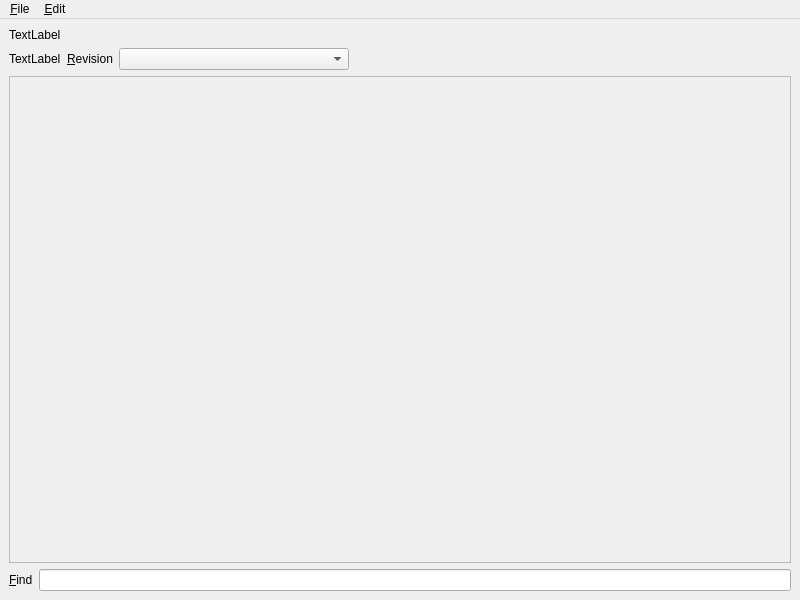
textbrowser/spot-on, file branches/trunk/UI/spot-on-pageviewer.ui: the form before one commit.
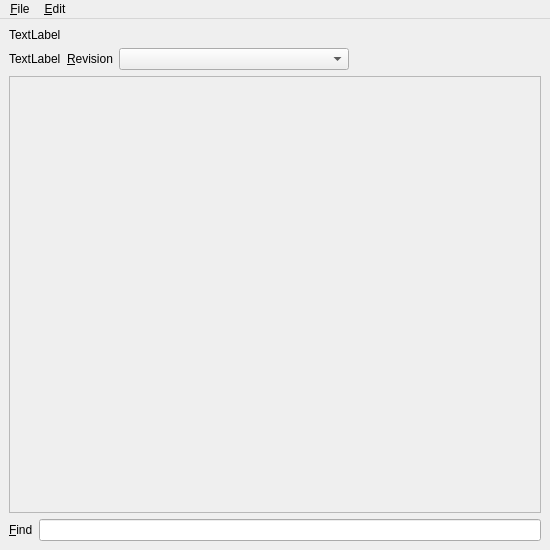
The form after the commit. Icons and pictures are not drawn.

Diff of the .ui file:
```diff
--- a/branches/trunk/UI/spot-on-pageviewer.ui
+++ b/branches/trunk/UI/spot-on-pageviewer.ui
@@ -6,8 +6,8 @@
    <rect>
     <x>0</x>
     <y>0</y>
-    <width>800</width>
-    <height>600</height>
+    <width>550</width>
+    <height>550</height>
    </rect>
   </property>
   <property name="windowIcon">
@@ -128,7 +128,7 @@
     <rect>
      <x>0</x>
      <y>0</y>
-     <width>800</width>
+     <width>550</width>
      <height>31</height>
     </rect>
    </property>
```
